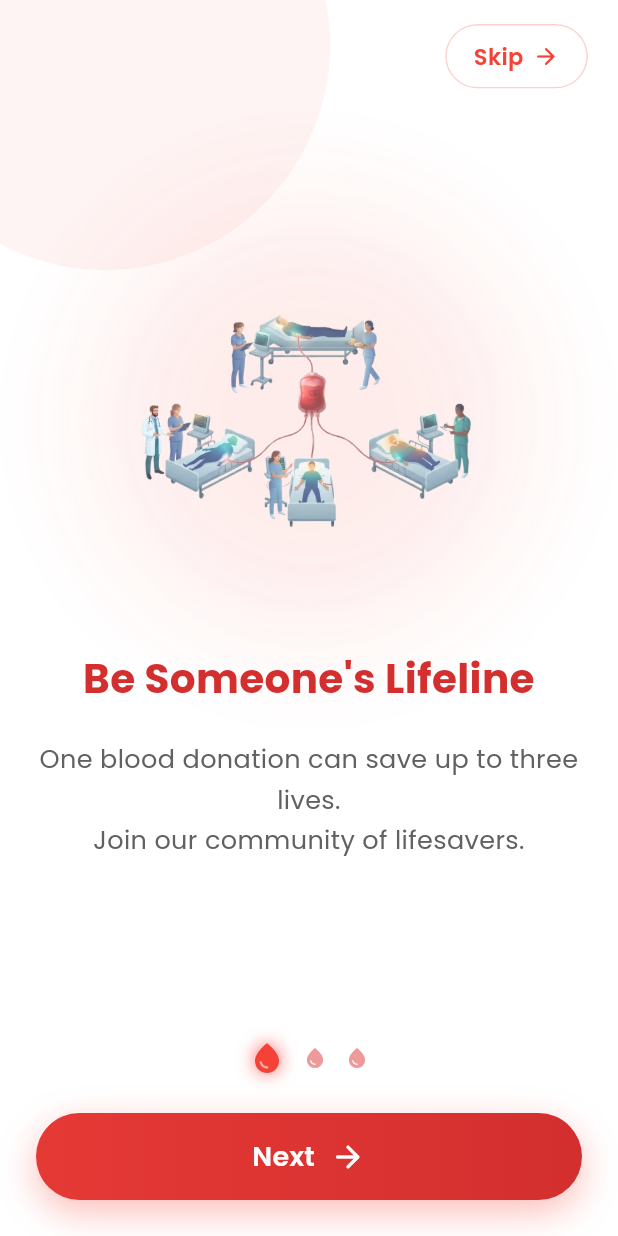
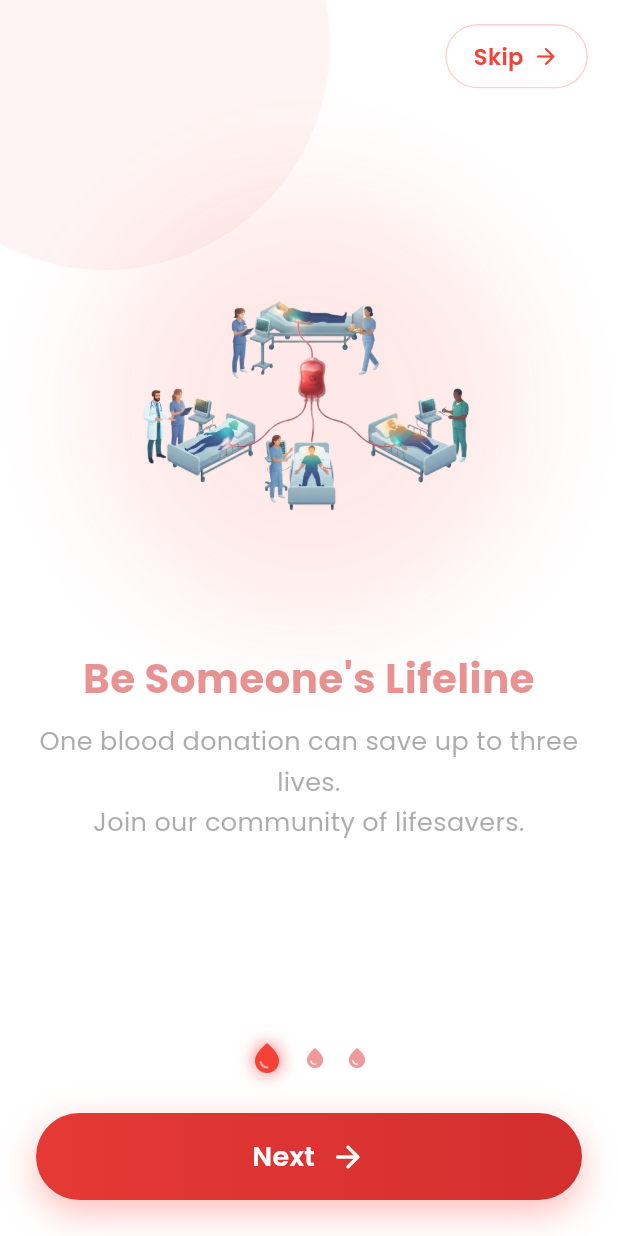
Before and after one commit to sowmiya-mj/Blood_Donors_App, a Flutter app: the screen it shows after launch, on a phone screen of 412 x 824 dp. Run offline on Flutter 3.47's test engine with Material 3 defaults, Android fonts, the phone set to English and light mode, and no system bars; our stand-ins replace firebase_core, google_fonts; accounts and stored records are empty.

Commit message:
8th commit

```diff
--- a/lib/screens/onboarding/onboarding_page.dart
+++ b/lib/screens/onboarding/onboarding_page.dart
@@ -1,9 +1,8 @@
 import 'package:flutter/material.dart';
-
 import 'onboarding_model.dart';
 import 'widgets/animated_illustration.dart';
 
-class OnboardingPage extends StatelessWidget {
+class OnboardingPage extends StatefulWidget {
   final OnboardingModel model;
 
   const OnboardingPage({
@@ -12,9 +11,67 @@ class OnboardingPage extends StatelessWidget {
   });
 
   @override
+  State<OnboardingPage> createState() => _OnboardingPageState();
+}
+
+class _OnboardingPageState extends State<OnboardingPage>
+    with TickerProviderStateMixin {
+  late AnimationController _textController;
+  late Animation<double> _textFade;
+  late Animation<Offset> _titleSlide;
+  late Animation<Offset> _descSlide;
+
+  @override
+  void initState() {
+    super.initState();
+
+    _textController = AnimationController(
+      vsync: this,
+      duration: const Duration(milliseconds: 700),
+    );
+
+    _textFade = CurvedAnimation(
+      parent: _textController,
+      curve: Curves.easeOut,
+    );
+
+    // Title flies in from top
+    _titleSlide = Tween<Offset>(
+      begin: const Offset(0, -0.4),
+      end: Offset.zero,
+    ).animate(
+      CurvedAnimation(
+        parent: _textController,
+        curve: Curves.easeOutBack,
+      ),
+    );
+
+    // Description flies in from top after title
+    _descSlide = Tween<Offset>(
+      begin: const Offset(0, -0.3),
+      end: Offset.zero,
+    ).animate(
+      CurvedAnimation(
+        parent: _textController,
+        curve: Curves.easeOut,
+      ),
+    );
+
+    // Image animates first, text follows after 300ms
+    Future.delayed(const Duration(milliseconds: 300), () {
+      if (mounted) _textController.forward();
+    });
+  }
+
+  @override
+  void dispose() {
+    _textController.dispose();
+    super.dispose();
+  }
+
+  @override
   Widget build(BuildContext context) {
     final size = MediaQuery.of(context).size;
-
     final isDesktop = size.width >= 900;
 
     return SafeArea(
@@ -29,28 +86,24 @@ class OnboardingPage extends StatelessWidget {
             Expanded(
               child: Center(
                 child: AnimatedIllustration(
-                  imagePath: model.image,
+                  imagePath: widget.model.image,
                 ),
               ),
             ),
             const SizedBox(width: 40),
             Expanded(
-              child: _buildTextSection(context),
+              child: _buildTextSection(),
             ),
           ],
         )
             : Column(
           children: [
             const Spacer(),
-
             AnimatedIllustration(
-              imagePath: model.image,
+              imagePath: widget.model.image,
             ),
-
             const SizedBox(height: 40),
-
-            _buildTextSection(context),
-
+            _buildTextSection(),
             const Spacer(),
           ],
         ),
@@ -58,14 +111,19 @@ class OnboardingPage extends StatelessWidget {
     );
   }
 
-  Widget _buildTextSection(BuildContext context) {
+  Widget _buildTextSection() {
     return Column(
       mainAxisAlignment: MainAxisAlignment.center,
       crossAxisAlignment: CrossAxisAlignment.center,
       children: [
 
-        Text(
-          model.title,
+        // Title — flies in from top
+        FadeTransition(
+          opacity: _textFade,
+          child: SlideTransition(
+            position: _titleSlide,
+            child: Text(
+              widget.model.title,
               textAlign: TextAlign.center,
               style: const TextStyle(
                 fontSize: 27,
@@ -73,11 +131,18 @@ class OnboardingPage extends StatelessWidget {
                 color: Color(0xFFD32F2F),
               ),
             ),
+          ),
+        ),
 
         const SizedBox(height: 20),
 
-        Text(
-          model.description,
+        // Description — flies in from top slightly softer
+        FadeTransition(
+          opacity: _textFade,
+          child: SlideTransition(
+            position: _descSlide,
+            child: Text(
+              widget.model.description,
               textAlign: TextAlign.center,
               style: TextStyle(
                 fontSize: 17,
@@ -85,6 +150,8 @@ class OnboardingPage extends StatelessWidget {
                 height: 1.6,
               ),
             ),
+          ),
+        ),
       ],
     );
   }
--- a/lib/screens/onboarding/onboarding_screen.dart
+++ b/lib/screens/onboarding/onboarding_screen.dart
@@ -42,10 +42,11 @@ class _OnboardingScreenState extends State<OnboardingScreen> {
   }
 
   void _skip() {
-    _pageController.animateToPage(
-      onboardingData.length - 1,
-      duration: const Duration(milliseconds: 500),
-      curve: Curves.easeInOut,
+    Navigator.pushReplacement(
+      context,
+      MaterialPageRoute(
+        builder: (_) => const RoleSelectionScreen(),
+      ),
     );
   }
 
--- a/lib/screens/onboarding/widgets/animated_illustration.dart
+++ b/lib/screens/onboarding/widgets/animated_illustration.dart
@@ -1,4 +1,3 @@
-import 'dart:math' as math;
 import 'package:flutter/material.dart';
 
 class AnimatedIllustration extends StatefulWidget {
@@ -14,13 +13,9 @@ class AnimatedIllustration extends StatefulWidget {
       _AnimatedIllustrationState();
 }
 
-class _AnimatedIllustrationState
-    extends State<AnimatedIllustration>
-    with TickerProviderStateMixin {
-  late AnimationController _floatController;
-  late AnimationController _fadeController;
-  late AnimationController _pulseController;
-
+class _AnimatedIllustrationState extends State<AnimatedIllustration>
+    with SingleTickerProviderStateMixin {
+  late AnimationController _controller;
   late Animation<double> _fadeAnimation;
   late Animation<Offset> _slideAnimation;
 
@@ -28,44 +23,32 @@ class _AnimatedIllustrationState
   void initState() {
     super.initState();
 
-    _floatController = AnimationController(
+    _controller = AnimationController(
       vsync: this,
-      duration: const Duration(seconds: 4),
-    )..repeat(reverse: true);
-
-    _pulseController = AnimationController(
-      vsync: this,
-      duration: const Duration(milliseconds: 1800),
-    )..repeat(reverse: true);
-
-    _fadeController = AnimationController(
-      vsync: this,
-      duration: const Duration(milliseconds: 1200),
+      duration: const Duration(milliseconds: 900),
     );
 
     _fadeAnimation = CurvedAnimation(
-      parent: _fadeController,
+      parent: _controller,
       curve: Curves.easeOut,
     );
 
     _slideAnimation = Tween<Offset>(
-      begin: const Offset(0, .15),
+      begin: const Offset(0, 0.3),
       end: Offset.zero,
     ).animate(
       CurvedAnimation(
-        parent: _fadeController,
+        parent: _controller,
         curve: Curves.easeOutBack,
       ),
     );
 
-    _fadeController.forward();
+    _controller.forward();
   }
 
   @override
   void dispose() {
-    _floatController.dispose();
-    _fadeController.dispose();
-    _pulseController.dispose();
+    _controller.dispose();
     super.dispose();
   }
 
@@ -79,46 +62,27 @@ class _AnimatedIllustrationState
         ? 380.0
         : 280.0;
 
-    return AnimatedBuilder(
-      animation: Listenable.merge([
-        _floatController,
-        _pulseController,
-      ]),
-      builder: (context, child) {
-        final floatOffset =
-            math.sin(_floatController.value * 2 * math.pi) * 10;
-
-        final pulseScale =
-            1 + (_pulseController.value * .03);
-
     return FadeTransition(
       opacity: _fadeAnimation,
       child: SlideTransition(
         position: _slideAnimation,
-            child: Transform.translate(
-              offset: Offset(0, floatOffset),
-              child: Transform.scale(
-                scale: pulseScale,
         child: Stack(
           alignment: Alignment.center,
           children: [
-
-                    // Soft Glow
             Container(
-                      width: imageSize * .85,
-                      height: imageSize * .85,
+              width: imageSize * 0.85,
+              height: imageSize * 0.85,
               decoration: BoxDecoration(
                 shape: BoxShape.circle,
                 boxShadow: [
                   BoxShadow(
-                            color: Colors.red.withOpacity(.12),
+                    color: Colors.red.withOpacity(0.12),
                     blurRadius: 70,
                     spreadRadius: 25,
                   ),
                 ],
               ),
             ),
-
             Hero(
               tag: widget.imagePath,
               child: Image.asset(
@@ -130,10 +94,6 @@ class _AnimatedIllustrationState
           ],
         ),
       ),
-            ),
-          ),
-        );
-      },
     );
   }
 }
--- a/pubspec.yaml
+++ b/pubspec.yaml
@@ -49,6 +49,7 @@ dependencies:
   geolocator: ^14.0.3
   google_maps_flutter: ^2.17.1
   flutter_svg: ^2.3.0
+  google_sign_in: ^7.2.0
 
 dev_dependencies:
   flutter_test:
```
Also changed, not shown: pubspec.lock, 1 other file. Lines whose indentation alone changed are shown as unchanged.
